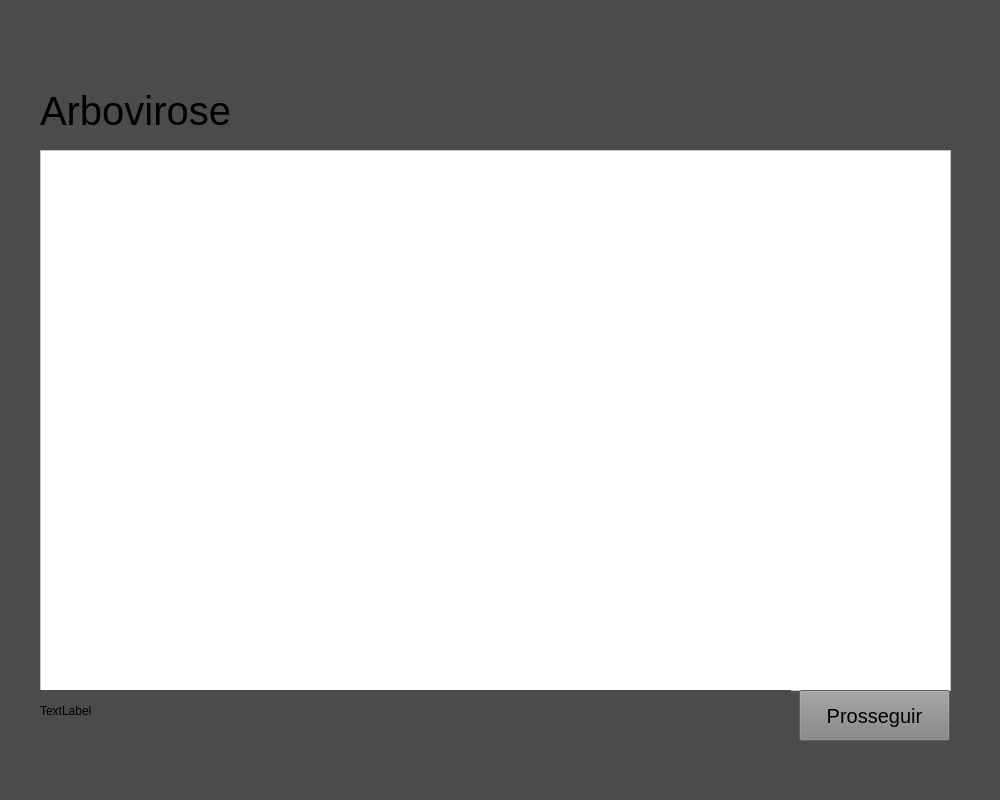
The window that App/Gui/tela_tab.ui (MatBrands/Modelagem-ArboBA) describes before a commit, drawn with Qt 5.
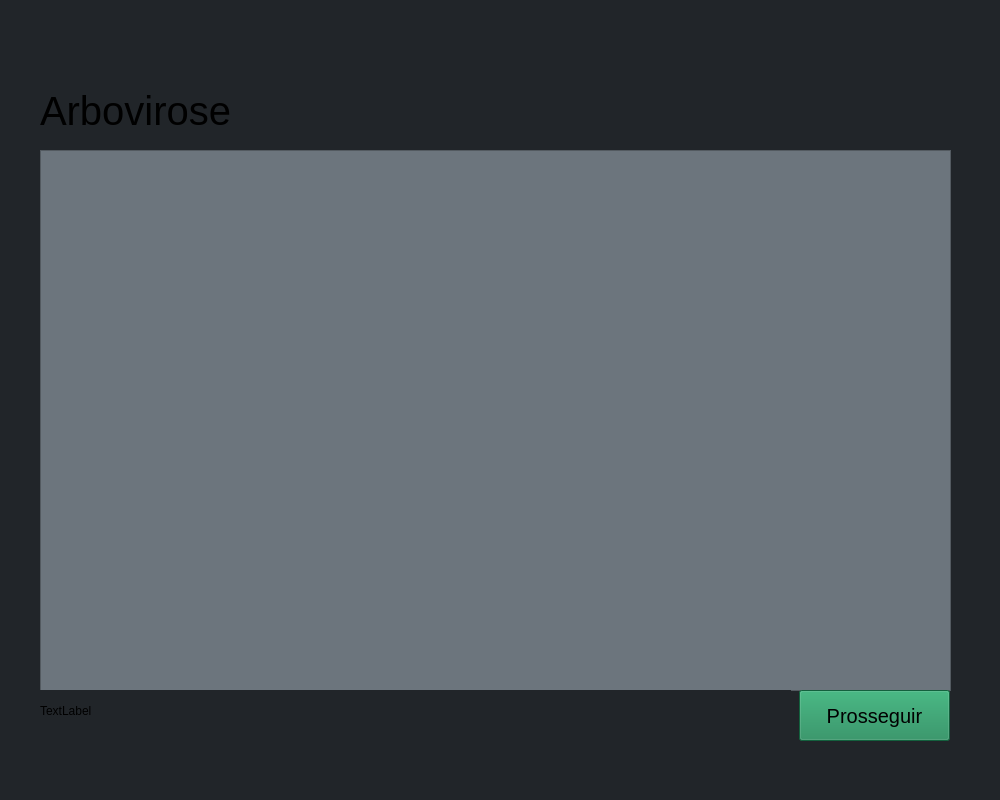
The same window after the commit.

The edit to the form file:
```diff
--- a/App/Gui/tela_tab.ui
+++ b/App/Gui/tela_tab.ui
@@ -23,7 +23,7 @@
    <string>Modelagem ArboBA</string>
   </property>
   <property name="styleSheet">
-   <string notr="true">background-color: rgb(75, 75, 75);</string>
+   <string notr="true">background-color: rgb(33, 37, 41);</string>
   </property>
   <property name="documentMode">
    <bool>false</bool>
@@ -55,7 +55,7 @@
      </property>
      <property name="styleSheet">
       <string notr="true">color: rgb(0, 0, 0);
-background-color: rgb(255, 255, 255);</string>
+background-color: rgb(108, 117, 125);</string>
      </property>
     </widget>
     <widget class="QLabel" name="label">
@@ -93,7 +93,7 @@
       </font>
      </property>
      <property name="styleSheet">
-      <string notr="true">background-color: rgb(130, 130, 130);
+      <string notr="true">background-color: rgb(27, 135, 85);
 color: rgb(0, 0, 0);</string>
      </property>
      <property name="text">
```
